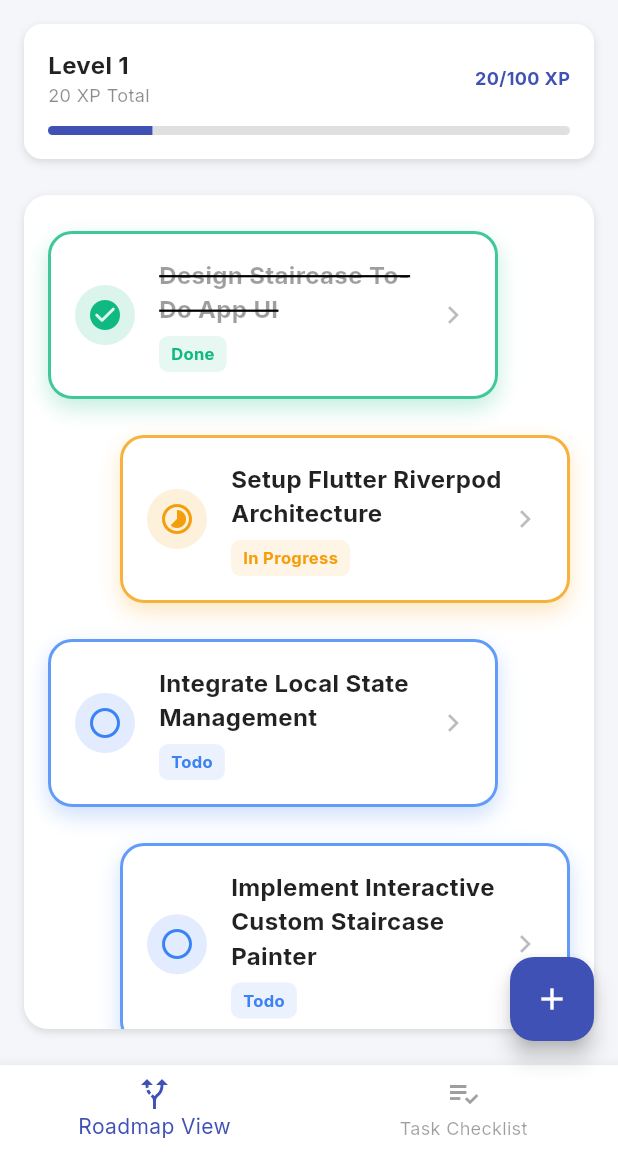
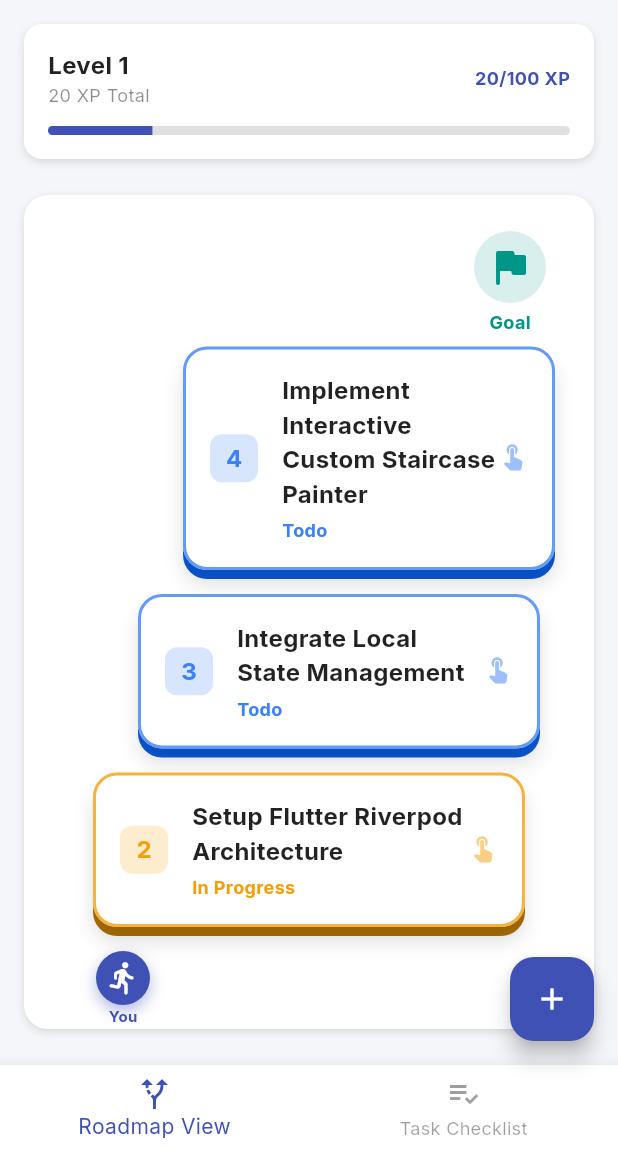
Before and after one commit to Nadil97/magadige_to_do_app, a Flutter app: the screen it shows after launch, on a phone screen of 412 x 824 dp, the part 84-1236 px from its top. Run offline on Flutter 3.47's test engine with Material 3 defaults, Android fonts, the phone set to English and light mode, and no system bars; our stand-ins replace flutter_riverpod, google_fonts.

Commit message:
finish home ui

```diff
--- a/lib/views/widgets/zigzag_task_list.dart
+++ b/lib/views/widgets/zigzag_task_list.dart
@@ -2,7 +2,7 @@ import 'package:flutter/material.dart';
 import '../../models/task_model.dart';
 import '../../core/theme/app_theme.dart';
 
-class ZigZagTaskList extends StatelessWidget {
+class ZigZagTaskList extends StatefulWidget {
   final List<TaskModel> tasks;
   final Function(TaskModel) onTaskTap;
 
@@ -13,16 +13,23 @@ class ZigZagTaskList extends StatelessWidget {
   });
 
   @override
+  State<ZigZagTaskList> createState() => _ZigZagTaskListState();
+}
+
+class _ZigZagTaskListState extends State<ZigZagTaskList> {
+  int? _pressedIndex;
+
+  @override
   Widget build(BuildContext context) {
-    if (tasks.isEmpty) {
+    if (widget.tasks.isEmpty) {
       return Center(
         child: Column(
           mainAxisAlignment: MainAxisAlignment.center,
           children: const [
-            Icon(Icons.checklist_rtl_rounded, size: 64, color: Colors.black26),
+            Icon(Icons.stairs_rounded, size: 64, color: Colors.black26),
             SizedBox(height: 16),
             Text(
-              'No tasks yet! Add tasks to see your roadmap.',
+              'No tasks yet! Add tasks to build your stairs.',
               style: TextStyle(color: Colors.black38, fontWeight: FontWeight.bold),
             ),
           ],
@@ -30,49 +37,147 @@ class ZigZagTaskList extends StatelessWidget {
       );
     }
 
-    return ListView.builder(
-      padding: const EdgeInsets.symmetric(vertical: 24, horizontal: 16),
-      itemCount: tasks.length,
-      itemBuilder: (context, index) {
-        final task = tasks[index];
-        final isLeft = index % 2 == 0;
+    // Sort tasks: Done -> In Progress -> Todo
+    // This way, Done is at the start of the list.
+    // Since we reverse the rendering order to build from bottom up, Done will be at the bottom!
+    final sortedTasks = List<TaskModel>.from(widget.tasks)..sort((a, b) {
+      int getScore(String status) {
+        if (status == 'Done') return 0;
+        if (status == 'In Progress') return 1;
+        return 2; // Todo
+      }
+      return getScore(a.status).compareTo(getScore(b.status));
+    });
 
-        return TweenAnimationBuilder<double>(
-          key: ValueKey(task.id),
+    // Find the total number of done tasks to place the avatar
+    final doneCount = sortedTasks.where((t) => t.status == 'Done').length;
+
+    // We render items from top of screen to bottom.
+    // Index 0 in the column is the top. So we reverse the list.
+    final List<Widget> listItems = [];
+
+    // The Goal Flag at the very top
+    listItems.add(
+      Align(
+        alignment: Alignment.centerRight,
+        child: Padding(
+          padding: const EdgeInsets.only(right: 16.0, bottom: 8.0),
+          child: Column(
+            children: [
+              Container(
+                padding: const EdgeInsets.all(8),
+                decoration: BoxDecoration(
+                  color: AppTheme.colorSecondary.withOpacity(0.15),
+                  shape: BoxShape.circle,
+                ),
+                child: const Icon(Icons.flag_rounded, size: 32, color: AppTheme.colorSecondary),
+              ),
+              const SizedBox(height: 4),
+              const Text(
+                'Goal',
+                style: TextStyle(fontSize: 12, fontWeight: FontWeight.bold, color: AppTheme.colorSecondary),
+              ),
+            ],
+          ),
+        ),
+      ),
+    );
+
+    // Build the stairs from top (highest index) down to bottom (0)
+    for (int reversedIndex = sortedTasks.length - 1; reversedIndex >= 0; reversedIndex--) {
+      final task = sortedTasks[reversedIndex];
+
+      // If this is the boundary exactly after the last 'Done' task, insert the Avatar!
+      // (If doneCount == 0, the avatar goes at the very bottom, after all tasks. We handle that at the end)
+      if (doneCount > 0 && reversedIndex == doneCount - 1) {
+        // Place avatar ON TOP of the highest done task
+        final double leftMargin = (reversedIndex % 5) * 30.0;
+        final double rightMargin = 40.0 - ((reversedIndex % 5) * 10.0);
+
+        listItems.add(
+          AnimatedContainer(
+            duration: const Duration(milliseconds: 500),
+            curve: Curves.easeOutBack,
+            margin: EdgeInsets.only(
+              bottom: 8,
+              left: leftMargin + 32, // Offset to stand on the card
+              right: rightMargin,
+            ),
+            alignment: Alignment.centerLeft,
+            child: Column(
+              children: [
+                Container(
+                  padding: const EdgeInsets.all(6),
+                  decoration: BoxDecoration(
+                    color: AppTheme.colorPrimary,
+                    shape: BoxShape.circle,
+                    boxShadow: [
+                      BoxShadow(color: AppTheme.colorPrimary.withOpacity(0.4), blurRadius: 8, offset: const Offset(0, 4)),
+                    ],
+                  ),
+                  child: const Icon(Icons.directions_run_rounded, size: 24, color: Colors.white),
+                ),
+                const Text('You', style: TextStyle(fontSize: 10, fontWeight: FontWeight.bold, color: AppTheme.colorPrimary)),
+              ],
+            ),
+          ),
+        );
+      }
+
+      final double leftMargin = (reversedIndex % 5) * 30.0;
+      final double rightMargin = 40.0 - ((reversedIndex % 5) * 10.0);
+      final isPressed = _pressedIndex == reversedIndex;
+      final baseColor = _getStatusColor(task.status);
+      final shadowColor = _getDarkerColor(baseColor);
+
+      listItems.add(
+        TweenAnimationBuilder<double>(
+          key: ValueKey('task_${task.id}'),
           duration: const Duration(milliseconds: 600),
-          curve: Curves.easeOutCubic,
+          curve: Curves.easeOutBack,
           tween: Tween<double>(begin: 0.0, end: 1.0),
           builder: (context, value, child) {
             return Transform.translate(
-              offset: Offset(isLeft ? -30 * (1 - value) : 30 * (1 - value), 20 * (1 - value)),
+              offset: Offset(0, 50 * (1 - value)),
               child: Opacity(
-                opacity: value,
+                opacity: value.clamp(0.0, 1.0), // FIXED: Clamp opacity to avoid AssertionError
                 child: child,
               ),
             );
           },
           child: GestureDetector(
-            onTap: () => onTaskTap(task),
+            onTapDown: (_) => setState(() => _pressedIndex = reversedIndex),
+            onTapUp: (_) {
+              setState(() => _pressedIndex = null);
+              widget.onTaskTap(task);
+            },
+            onTapCancel: () => setState(() => _pressedIndex = null),
             child: AnimatedContainer(
-              duration: const Duration(milliseconds: 300),
-              curve: Curves.easeInOut,
+              duration: const Duration(milliseconds: 100),
               margin: EdgeInsets.only(
-                bottom: 24,
-                left: isLeft ? 0 : 48,
-                right: isLeft ? 48 : 0,
+                bottom: 16,
+                left: leftMargin,
+                right: rightMargin,
+                top: isPressed ? 6 : 0,
               ),
               decoration: BoxDecoration(
                 color: AppTheme.cardBg,
                 borderRadius: BorderRadius.circular(16),
-                boxShadow: [
+                boxShadow: isPressed
+                    ? []
+                    : [
                         BoxShadow(
-                    color: _getStatusColor(task.status).withOpacity(0.25),
-                    blurRadius: 12,
+                          color: shadowColor,
                           offset: const Offset(0, 6),
+                        ),
+                        BoxShadow(
+                          color: Colors.black12,
+                          blurRadius: 10,
+                          offset: const Offset(0, 10),
                         ),
                       ],
                 border: Border.all(
-                  color: _getStatusColor(task.status).withOpacity(0.8),
+                  color: baseColor.withOpacity(0.8),
                   width: 2,
                 ),
               ),
@@ -80,18 +185,22 @@ class ZigZagTaskList extends StatelessWidget {
                 padding: const EdgeInsets.all(16.0),
                 child: Row(
                   children: [
-                    // Status Icon
-                    AnimatedContainer(
-                      duration: const Duration(milliseconds: 300),
-                      padding: const EdgeInsets.all(8),
+                    // Task Number
+                    Container(
+                      width: 32,
+                      height: 32,
+                      alignment: Alignment.center,
                       decoration: BoxDecoration(
-                        color: _getStatusColor(task.status).withOpacity(0.15),
-                        shape: BoxShape.circle,
+                        color: baseColor.withOpacity(0.2),
+                        borderRadius: BorderRadius.circular(8),
                       ),
-                      child: Icon(
-                        _getStatusIcon(task.status),
-                        color: _getStatusColor(task.status),
-                        size: 24,
+                      child: Text(
+                        '${reversedIndex + 1}',
+                        style: TextStyle(
+                          fontSize: 16,
+                          fontWeight: FontWeight.bold,
+                          color: baseColor,
+                        ),
                       ),
                     ),
                     const SizedBox(width: 16),
@@ -109,34 +218,59 @@ class ZigZagTaskList extends StatelessWidget {
                               decoration: task.isCompleted ? TextDecoration.lineThrough : null,
                             ),
                           ),
-                          const SizedBox(height: 6),
-                          AnimatedContainer(
-                            duration: const Duration(milliseconds: 300),
-                            padding: const EdgeInsets.symmetric(horizontal: 8, vertical: 4),
-                            decoration: BoxDecoration(
-                              color: _getStatusColor(task.status).withOpacity(0.1),
-                              borderRadius: BorderRadius.circular(6),
-                            ),
-                            child: Text(
+                          const SizedBox(height: 4),
+                          Text(
                             task.status,
                             style: TextStyle(
-                                fontSize: 11,
+                              fontSize: 12,
                               fontWeight: FontWeight.bold,
-                                color: _getStatusColor(task.status),
-                              ),
+                              color: baseColor,
                             ),
                           ),
                         ],
                       ),
                     ),
-                    const Icon(Icons.chevron_right, color: Colors.black26),
+                    Icon(Icons.touch_app_rounded, color: baseColor.withOpacity(0.5), size: 20),
                   ],
                 ),
               ),
             ),
           ),
+        ),
       );
-      },
+    }
+
+    // If there are no done tasks, the avatar goes at the very bottom!
+    if (doneCount == 0) {
+      listItems.add(
+        AnimatedContainer(
+          duration: const Duration(milliseconds: 500),
+          curve: Curves.easeOutBack,
+          margin: const EdgeInsets.only(bottom: 8, left: 32),
+          alignment: Alignment.centerLeft,
+          child: Column(
+            children: [
+              Container(
+                padding: const EdgeInsets.all(6),
+                decoration: BoxDecoration(
+                  color: AppTheme.colorPrimary,
+                  shape: BoxShape.circle,
+                  boxShadow: [
+                    BoxShadow(color: AppTheme.colorPrimary.withOpacity(0.4), blurRadius: 8, offset: const Offset(0, 4)),
+                  ],
+                ),
+                child: const Icon(Icons.directions_run_rounded, size: 24, color: Colors.white),
+              ),
+              const Text('You', style: TextStyle(fontSize: 10, fontWeight: FontWeight.bold, color: AppTheme.colorPrimary)),
+            ],
+          ),
+        ),
+      );
+    }
+
+    return ListView(
+      padding: const EdgeInsets.symmetric(vertical: 24, horizontal: 16),
+      children: listItems,
     );
   }
 
@@ -152,15 +286,8 @@ class ZigZagTaskList extends StatelessWidget {
     }
   }
 
-  IconData _getStatusIcon(String status) {
-    switch (status) {
-      case 'Done':
-        return Icons.check_circle_rounded;
-      case 'In Progress':
-        return Icons.timelapse_rounded;
-      case 'Todo':
-      default:
-        return Icons.circle_outlined;
+  Color _getDarkerColor(Color color) {
+    final hsl = HSLColor.fromColor(color);
+    return hsl.withLightness((hsl.lightness - 0.15).clamp(0.0, 1.0)).toColor();
   }
 }
-}
```
Lines whose indentation alone changed are shown as unchanged.
